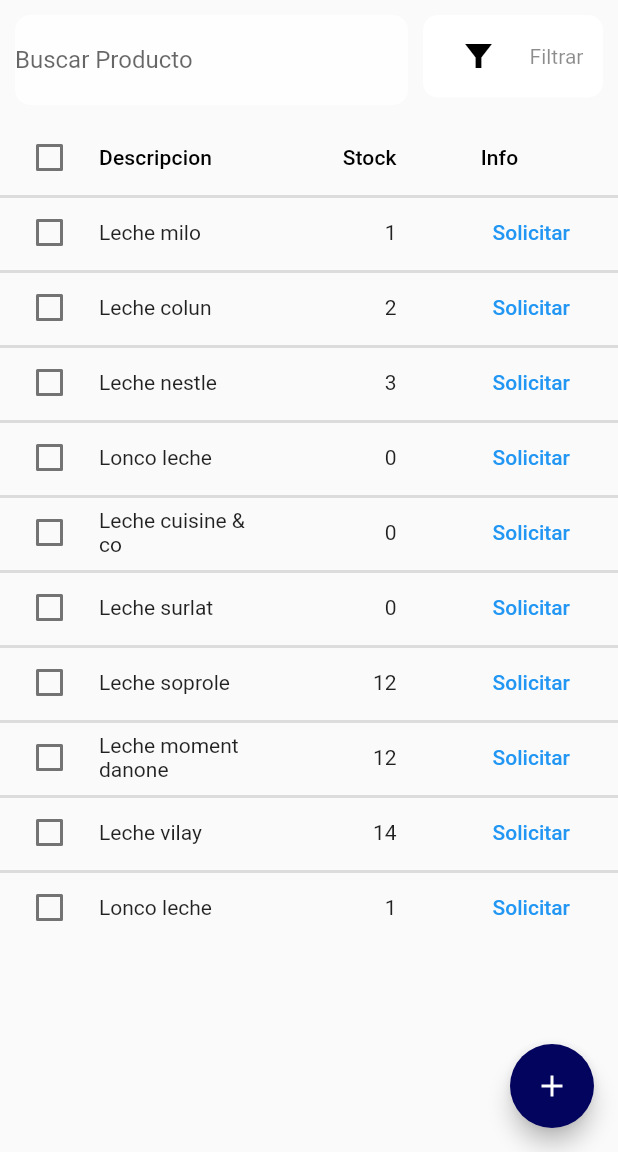
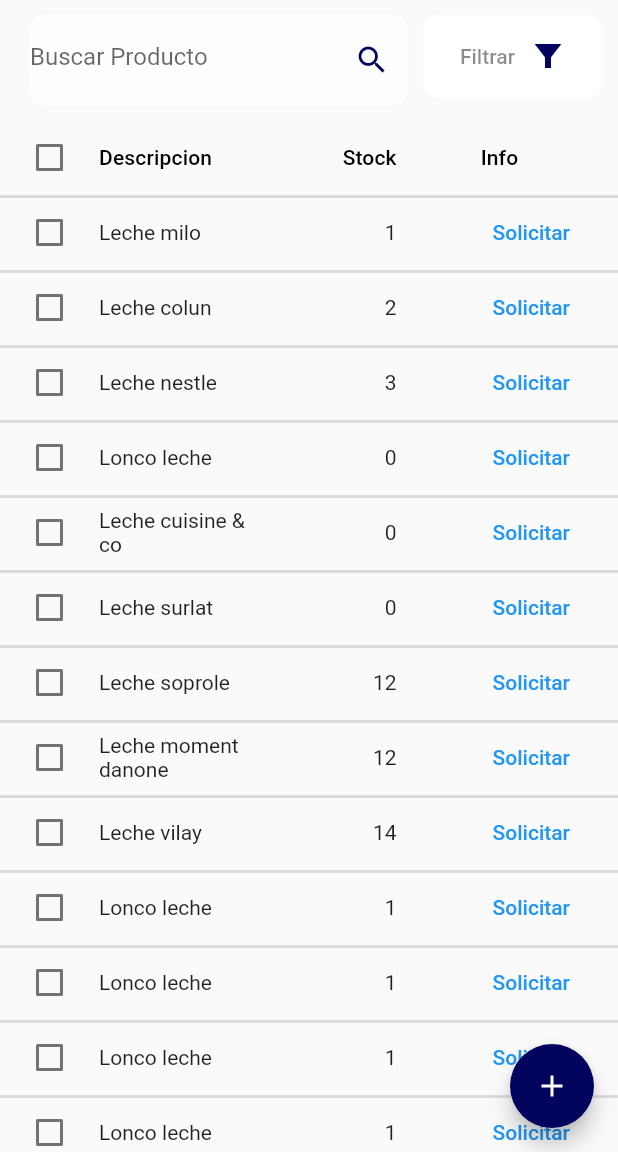
Before and after one commit to CristobalP1/AppBodega, a Flutter app: the screen it shows after launch, on a phone screen of 412 x 824 dp, the part 84-1236 px from its top. Run offline on Flutter 3.47's test engine with Material 2 defaults, Android fonts, the phone set to English and light mode, and no system bars; drawn by our look-alikes of flutter_speed_dial; our stand-ins replace get; missing offline and left inert: filter_list.

Commit message:
organizing folders

```diff
--- a/lib/screens/Products/create_category_screen.dart
+++ b/lib/screens/Category/create_category_screen.dart
@@ -1,5 +1,5 @@
 import 'package:flutter/material.dart';
-import 'package:flutter_application_1/screens/Products/edit_category_screen.dart';
+import 'package:flutter_application_1/screens/Category/edit_category_screen.dart';
 import 'package:flutter_application_1/theme/app_theme.dart';
 import 'package:flutter_application_1/widget/Drawer/Drawer.dart';
 import 'package:flutter_application_1/widget/Inputs/input_field.dart';
--- a/lib/screens/Products/home_screen.dart
+++ b/lib/screens/Home/home_screen.dart
@@ -32,7 +32,13 @@ class HomeScreen extends StatelessWidget {
         ],
       ),
       body: Column(
-        children: [FilterSearchHome(), CreateTableProductsHome()],
+        children: [
+          FilterSearchHome(),
+          Flexible(
+              child: ListView(
+            children: const [CreateTableProductsHome()],
+          ))
+        ],
       ),
       floatingActionButton: const FloatingButton(),
       drawer: const ComplexDrawer(),
--- a/lib/screens/Providers/active_providers_screen.dart
+++ b/lib/screens/Providers/active_providers_screen.dart
@@ -1,8 +1,8 @@
 // ignore_for_file: use_key_in_widget_constructors, prefer_const_declarations, prefer_const_constructors, avoid_unnecessary_containers, unused_import, prefer_const_literals_to_create_immutables, non_constant_identifier_names, unused_element, avoid_web_libraries_in_flutter, avoid_types_as_parameter_names, avoid_print, sized_box_for_whitespace
 import 'package:flutter/material.dart';
 import 'package:flutter/rendering.dart' show debugPaintSizeEnabled;
-import 'package:flutter_application_1/screens/Providers/see_vendors_screen.dart';
-import 'package:flutter_application_1/screens/Products/home_screen.dart';
+import 'package:flutter_application_1/screens/Vendor/see_vendors_screen.dart';
+import 'package:flutter_application_1/screens/Home/home_screen.dart';
 import 'package:flutter_application_1/theme/app_theme.dart';
 import 'package:flutter_application_1/utils/Constants.dart';
 
--- a/lib/widget/DataTableProducts/products.dart
+++ b/lib/widget/DataTableProducts/products.dart
@@ -74,6 +74,24 @@ class Products {
         stock: '1',
         info: 'Ver mas',
       ),
+      Products(
+        descripcion: 'Lonco leche',
+        selected: false,
+        stock: '1',
+        info: 'Ver mas',
+      ),
+      Products(
+        descripcion: 'Lonco leche',
+        selected: false,
+        stock: '1',
+        info: 'Ver mas',
+      ),
+      Products(
+        descripcion: 'Lonco leche',
+        selected: false,
+        stock: '1',
+        info: 'Ver mas',
+      ),
     ];
   }
 }
--- a/lib/widget/FliterSearch/filter_search.dart
+++ b/lib/widget/FliterSearch/filter_search.dart
@@ -1,11 +1,9 @@
 import 'package:filter_list/filter_list.dart';
 import 'package:flutter/material.dart';
-import 'package:flutter_application_1/screens/Products/filter_home.dart';
-import 'package:flutter_application_1/screens/Products/select_list_controller.dart';
-import 'package:flutter_application_1/widget/Filter/filter_category.dart';
+import 'package:flutter_application_1/screens/Home/filter_home.dart';
+import 'package:flutter_application_1/screens/Home/select_list_controller.dart';
+import 'package:flutter_application_1/theme/app_theme.dart';
 import 'package:get/get.dart';
-
-import '../../screens/Providers/see_vendors_screen.dart';
 
 class FilterSearchHome extends StatelessWidget {
   var controller = Get.put(SelectedListController());
@@ -51,7 +49,7 @@ class FilterSearchHome extends StatelessWidget {
   @override
   Widget build(BuildContext context) {
     return Container(
-      margin: EdgeInsets.all(10),
+      margin: const EdgeInsets.all(10),
       height: 60,
       child: Row(
         children: <Widget>[
@@ -59,23 +57,30 @@ class FilterSearchHome extends StatelessWidget {
           Expanded(
             child: GestureDetector(
               child: Container(
-                  margin: const EdgeInsets.only(right: 5),
-                  decoration: BoxDecoration(
+                  margin: const EdgeInsets.only(right: 5, left: 10),
+                  decoration: const BoxDecoration(
                       color: Colors.white70,
                       borderRadius: BorderRadius.all(Radius.circular(10))),
                   child: Column(
                     mainAxisAlignment: MainAxisAlignment.center,
-                    children: const <Widget>[
+                    children: <Widget>[
                       TextField(
                         decoration: InputDecoration(
                           border: InputBorder.none,
-                            hintText: 'Buscar Producto'),
+                          hintText: 'Buscar Producto',
+                          suffixIcon: IconButton(
+                              onPressed: () => {},
+                              icon: const Icon(
+                                Icons.search,
+                                color: AppTheme.primary,
+                              )),
+                        ),
                       )
                     ],
                   )),
             ),
           ),
-          Container(
+          SizedBox(
             width: 125,
             child: Column(
               children: <Widget>[
@@ -87,46 +92,29 @@ class FilterSearchHome extends StatelessWidget {
                             color: Colors.white,
                             borderRadius:
                                 BorderRadius.all(Radius.circular(10))),
+                        child: TextButton(
+                            onPressed: () => {openFilterDialog(context)},
                             child: Row(
                               mainAxisAlignment: MainAxisAlignment.center,
-                          children: <Widget>[
-                            IconButton(
-                                icon: Icon(Icons.filter_alt_sharp),
-                                color: Colors.black,
-                                onPressed: () {
-                                  print('holaa');
-                                  openFilterDialog(context);
-                                }),
-                            const SizedBox(
-                              width: 10,
-                            ),
-                            const Text(
+                              children: const <Widget>[
+                                Text(
                                   'Filtrar',
                                   style: TextStyle(color: Colors.black45),
+                                ),
+                                SizedBox(width: 10),
+                                Icon(
+                                  Icons.filter_alt_sharp,
+                                  color: AppTheme.primary,
                                 )
                               ],
-                        )),
+                            ))),
                   ),
                 ),
               ],
             ),
           ),
-          Container(
-            child: Column(
-              children: [],
-            ),
-          ),
-          Center(
-            child: Obx(() => Wrap(
-                  children: controller.selectedList.value
-                      .map((String e) => Padding(
-                            padding: const EdgeInsets.all(8),
-                            child: Chip(
-                              label: Text(e),
-                            ),
-                          ))
-                      .toList(),
-                )),
+          Column(
+            children: const [],
           ),
         ],
       ),
```
Also changed, not shown: lib/Api/api.dart (deleted, +0 -8 lines), lib/models/datos_productos.dart (deleted, +0 -16 lines), lib/screens/Category/edit_category_screen.dart (renamed from lib/screens/Products/edit_category_screen.dart, +0 -13 lines), lib/screens/Home/filter_home.dart (renamed from lib/screens/Products/filter_home.dart, +12 -11 lines), lib/screens/screens.dart (+9 -9 lines), lib/widget/Filter/filter_category.dart (deleted, +0 -59 lines), lib/widget/Search/Search_bar.dart (+4 -28 lines), lib/screens/Category/category_filter_screen.dart (renamed from lib/screens/Products/category_filter_screen.dart), lib/screens/Home/select_list_controller.dart (renamed from lib/screens/Products/select_list_controller.dart), lib/screens/Vendor/create_vendor.dart (renamed from lib/screens/Providers/create_vendor.dart), lib/screens/Vendor/see_products_vendors_screen.dart (renamed from lib/screens/Providers/see_products_vendors_screen.dart), lib/screens/Vendor/see_vendors_screen.dart (renamed from lib/screens/Providers/see_vendors_screen.dart), lib/screens/Vendor/vendors.dart (renamed from lib/screens/Providers/vendors.dart), 1 other file. Lines whose indentation alone changed are shown as unchanged.
